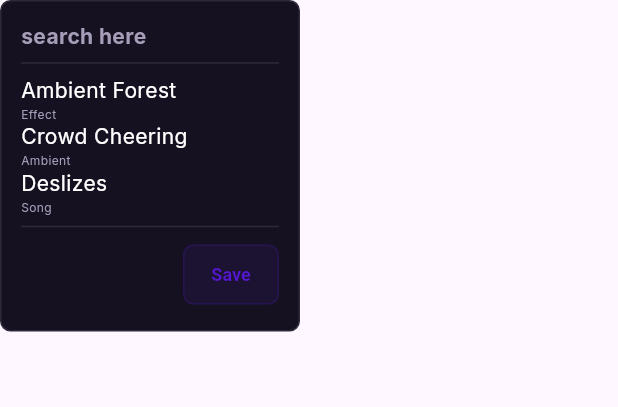
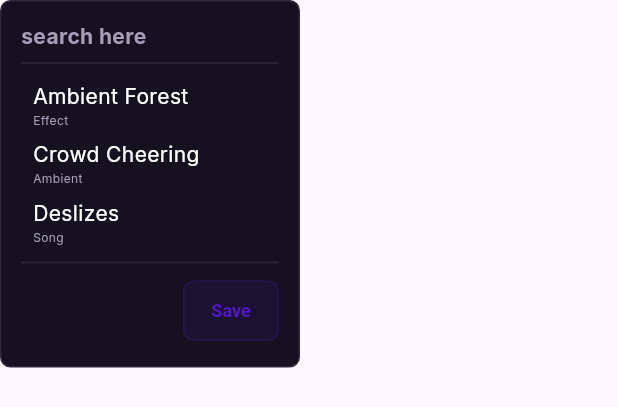
Before and after one commit to mphennrichs/trupesound, a Flutter app: the SoundCueSearchDialog widget shown alone on an empty page, opened directly, on a phone screen of 412 x 824 dp. Shown: the top 407 px of the screen. Run offline on Flutter 3.47's test engine with Material 3 defaults, Android fonts, the phone set to English and light mode, and no system bars; our stand-ins replace flutter_hooks, flutter_riverpod, go_router, google_fonts, hooks_riverpod, riverpod_annotation and 1 more; missing offline and left inert: numerus; generated files the repository leaves out were written again.

Commit message:
cue dialog

```diff
--- a/frontend/lib/pages/sound_library/models/sound_model.dart
+++ b/frontend/lib/pages/sound_library/models/sound_model.dart
@@ -84,7 +84,7 @@ class CategoryColors {
 }
 
 class SoundModel {
-  final String id;
+  final int id;
   final String name;
   final SoundCategory category;
   final Duration duration;
--- a/frontend/lib/pages/sound_library/providers/sound_provider.dart
+++ b/frontend/lib/pages/sound_library/providers/sound_provider.dart
@@ -12,7 +12,7 @@ class SoundRepository extends _$SoundRepository {
     await Future.delayed(const Duration(seconds: 1));
     return [
       SoundModel(
-        id: '1',
+        id: 1,
         name: 'Ambient Forest',
         category: SoundCategory.effect,
         duration: const Duration(minutes: 2),
@@ -20,7 +20,7 @@ class SoundRepository extends _$SoundRepository {
         createdAt: DateTime.now(),
       ),
       SoundModel(
-        id: '2',
+        id: 2,
         name: 'Crowd Cheering',
         category: SoundCategory.ambient,
         duration: const Duration(seconds: 45),
@@ -28,7 +28,7 @@ class SoundRepository extends _$SoundRepository {
         createdAt: DateTime.now(),
       ),
       SoundModel(
-        id: '3',
+        id: 3,
         name: 'Deslizes',
         category: SoundCategory.song,
         duration: const Duration(minutes: 5, seconds: 12),
@@ -38,7 +38,7 @@ class SoundRepository extends _$SoundRepository {
     ];
   }
 
-  Future<void> deleteSound(String id) async {
+  Future<void> deleteSound(int id) async {
     if (!state.hasValue) return;
     state = AsyncData(state.value!.where((a) => a.id != id).toList());
   }
--- a/frontend/lib/pages/sound_library/sound_upload.dart
+++ b/frontend/lib/pages/sound_library/sound_upload.dart
@@ -68,7 +68,7 @@ class _SoundUploadPageState extends ConsumerState<SoundUploadPage> {
             }
 
             final newSound = SoundModel(
-              id: DateTime.now().millisecondsSinceEpoch.toString(),
+              id: DateTime.now().millisecondsSinceEpoch,
               name: _nameController.text,
               category: _selectedCategory!,
               // Using placeholder values until file picking is implemented
--- a/frontend/lib/pages/soundscape/widgets/inline_add_cue.dart
+++ b/frontend/lib/pages/soundscape/widgets/inline_add_cue.dart
@@ -11,9 +11,14 @@ class InlineAddCue extends StatefulWidget {
 
 class _InlineAddCueState extends State<InlineAddCue> {
   bool _isHovered = false;
+  bool _isDialogOpen = false;
 
-  void _showSearchDialog(BuildContext context, Offset position) {
-    showDialog(
+  Future<void> _showSearchDialog(BuildContext context, Offset position) async {
+    setState(() {
+      _isDialogOpen = true;
+    });
+
+    await showDialog(
       context: context,
       barrierColor: Colors.transparent,
       builder: (context) => Stack(
@@ -26,6 +31,12 @@ class _InlineAddCueState extends State<InlineAddCue> {
         ],
       ),
     );
+
+    if (mounted) {
+      setState(() {
+        _isDialogOpen = false;
+      });
+    }
   }
 
   @override
@@ -44,7 +55,7 @@ class _InlineAddCueState extends State<InlineAddCue> {
           alignment: Alignment.center,
           width: double.infinity,
           color: Colors.transparent, // Ensures the entire area is hit-testable
-          child: _isHovered
+          child: (_isHovered || _isDialogOpen)
               ? Row(
                   children: [
                     Expanded(child: Container(height: 2, color: primary)),
--- a/frontend/lib/pages/soundscape/widgets/sound_cue_search_dialog.dart
+++ b/frontend/lib/pages/soundscape/widgets/sound_cue_search_dialog.dart
@@ -1,11 +1,12 @@
 import 'package:flutter/material.dart';
+import 'package:flutter_hooks/flutter_hooks.dart';
 import 'package:hooks_riverpod/hooks_riverpod.dart';
 import 'package:trupe_sound/common/app_themes.dart';
 import 'package:trupe_sound/l10n/app_localizations.dart';
 import 'package:trupe_sound/pages/sound_library/models/sound_model.dart';
 import 'package:trupe_sound/pages/sound_library/providers/sound_provider.dart';
 
-class SoundCueSearchDialog extends ConsumerWidget {
+class SoundCueSearchDialog extends HookConsumerWidget {
   const SoundCueSearchDialog({super.key});
 
   Widget _buildSearchContainer() {
@@ -34,13 +35,30 @@ class SoundCueSearchDialog extends ConsumerWidget {
     );
   }
 
-  Widget _buildSoundCue(BuildContext context, SoundModel sound) {
-    return Row(
+  Widget _buildSoundCue(
+    BuildContext context,
+    SoundModel sound,
+    bool isSelected,
+    VoidCallback onTap,
+  ) {
+    return InkWell(
+      onTap: onTap,
+      borderRadius: AppThemes.borders.defaultBorderRadius,
+      child: Container(
+        padding: const EdgeInsets.symmetric(vertical: 4.0, horizontal: 8.0),
+        decoration: BoxDecoration(
+          color: isSelected
+              ? AppThemes.colors.primaryColor.withValues(alpha: 0.2)
+              : Colors.transparent,
+          borderRadius: AppThemes.borders.defaultBorderRadius,
+        ),
+        child: Row(
           children: [
-        Column(
+            Expanded(
+              child: Column(
                 crossAxisAlignment: CrossAxisAlignment.start,
                 children: [
-            Text(sound.name, style: TextStyle(color: Colors.white)),
+                  Text(sound.name, style: const TextStyle(color: Colors.white)),
                   Text(
                     sound.category.getText(context),
                     style: TextStyle(
@@ -50,7 +68,16 @@ class SoundCueSearchDialog extends ConsumerWidget {
                   ),
                 ],
               ),
+            ),
+            if (isSelected)
+              Icon(
+                Icons.check_circle,
+                color: AppThemes.colors.primaryColor,
+                size: 16,
+              ),
           ],
+        ),
+      ),
     );
   }
 
@@ -58,6 +85,7 @@ class SoundCueSearchDialog extends ConsumerWidget {
   Widget build(BuildContext context, WidgetRef ref) {
     final soundsAsync = ref.watch(filteredSoundsProvider);
     final l10n = AppLocalizations.of(context)!;
+    final selectedSoundId = useState<int?>(null);
 
     return Material(
       color: Colors.transparent,
@@ -78,9 +106,16 @@ class SoundCueSearchDialog extends ConsumerWidget {
             soundsAsync.when(
               data: (sounds) => Column(
                 crossAxisAlignment: CrossAxisAlignment.start,
-                children: sounds
-                    .map((sound) => _buildSoundCue(context, sound))
-                    .toList(),
+                children: sounds.map((sound) {
+                  return _buildSoundCue(
+                    context,
+                    sound,
+                    selectedSoundId.value == sound.id,
+                    () {
+                      selectedSoundId.value = sound.id;
+                    },
+                  );
+                }).toList(),
               ),
               loading: () => const Center(child: CircularProgressIndicator()),
               error: (err, _) => Text(
```
Lines whose indentation alone changed are shown as unchanged.
